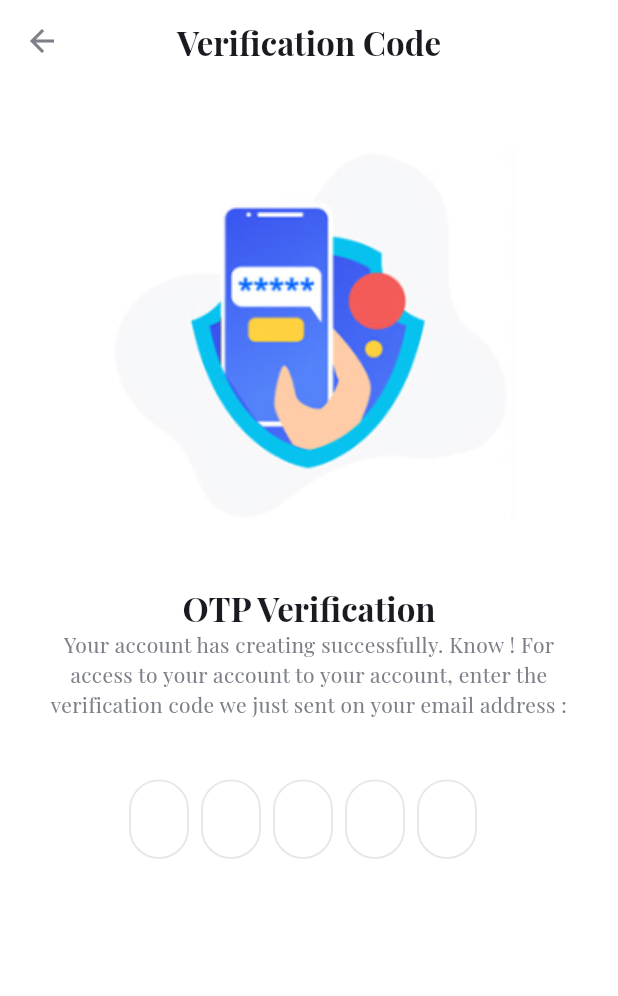
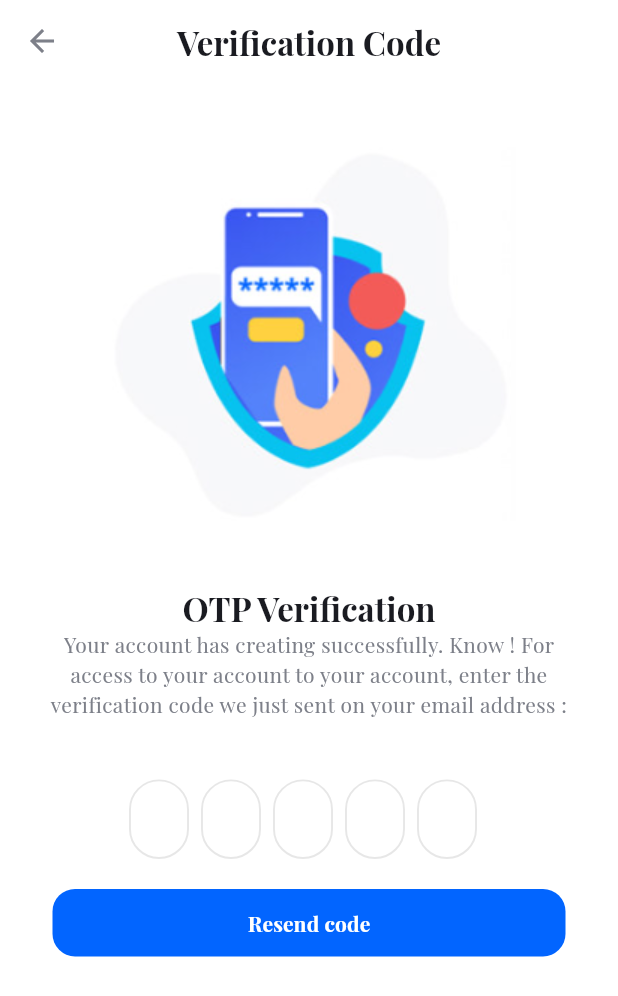
Before and after one commit to AhmedouSalem/rimzoneshop, a Flutter app: the VerifyCodeSignUp screen opened directly with empty values, on a phone screen of 412 x 824 dp. Shown: the top 996 px of the screen. Run offline on Flutter 3.47's test engine with Material 3 defaults, Android fonts, the phone set to English and light mode, and no system bars; drawn by our look-alikes of flutter_otp_text_field; our stand-ins replace animated_text_kit, cached_network_image, dartz, firebase_core, firebase_messaging, flutter_keyboard_visibility and 7 more; missing offline and left inert: flutter_ringtone_player; accounts and stored records are empty; project files that could hold a hidden picture were left out.

Commit message:
update flutter

```diff
--- a/lib/controller/auth/signin_controller.dart
+++ b/lib/controller/auth/signin_controller.dart
@@ -109,6 +109,7 @@ class SignInControllerImplement extends SignInController {
             Get.offAllNamed(AppRoutes.homeScreen);
           } else {
             Get.offAllNamed(AppRoutes.verifyCodeSignUp, arguments: {
+              "username": response["data"]["users_name"],
               "email": response["data"]["users_email"],
             });
           }
--- a/lib/controller/auth/signup_controller/verifycodesignup_controller.dart
+++ b/lib/controller/auth/signup_controller/verifycodesignup_controller.dart
@@ -12,6 +12,7 @@ abstract class VerifyCodeSignUpController extends GetxController {
 }
 
 class VerifyCodeSignUpControllerImplement extends VerifyCodeSignUpController {
+  late String username;
   late String email;
   VerifyCodeSignUpData verifyCodeSignUpData =
       VerifyCodeSignUpData(Get.find<Crud>());
@@ -50,8 +51,13 @@ class VerifyCodeSignUpControllerImplement extends VerifyCodeSignUpController {
     update();
   }
 
+  resendEmail() async {
+    await verifyCodeSignUpData.resendEmail(username, email);
+  }
+
   @override
   void onInit() {
+    username = Get.arguments["username"];
     email = Get.arguments["email"];
     super.onInit();
   }
--- a/lib/core/functions/checkinternet.dart
+++ b/lib/core/functions/checkinternet.dart
@@ -3,8 +3,8 @@ import 'dart:io';
 Future<bool> checkInternet() async {
   try {
     List<InternetAddress> internetAddress = await InternetAddress.lookup(
-        "172.20.10.3",
-        type: InternetAddressType.IPv4);
+      "google.com",
+    );
     if (internetAddress.isNotEmpty &&
         internetAddress[0].rawAddress.isNotEmpty) {
       return true;
--- a/lib/view/screen/auth/signin.dart
+++ b/lib/view/screen/auth/signin.dart
@@ -30,9 +30,9 @@ class SignIn extends StatelessWidget {
             key: signInControllerImplement.formState,
             child: Container(
               padding: const EdgeInsets.symmetric(horizontal: 15.0),
-              child: Column(
-                mainAxisAlignment: MainAxisAlignment.center,
-                mainAxisSize: MainAxisSize.max,
+              child: ListView(
+                // mainAxisAlignment: MainAxisAlignment.center,
+                // mainAxisSize: MainAxisSize.max,
                 children: [
                   // Dynamic Content
                   GetBuilder<SignInControllerImplement>(
--- a/lib/view/screen/auth/signup/verifycode_signup.dart
+++ b/lib/view/screen/auth/signup/verifycode_signup.dart
@@ -4,6 +4,7 @@ import 'package:rimzone_shop/controller/auth/signup_controller/verifycodesignup_
 import 'package:rimzone_shop/core/class/statusrequest.dart';
 import 'package:rimzone_shop/core/constant/appcolor.dart';
 import 'package:rimzone_shop/core/constant/appimageasset.dart';
+import 'package:rimzone_shop/view/widget/shared/customprimarybutton.dart';
 import 'package:rimzone_shop/view/widget/shared/customtitletext.dart';
 
 import 'package:rimzone_shop/view/widget/auth/custombodytext.dart';
@@ -52,6 +53,19 @@ class VerifyCodeSignUp extends StatelessWidget {
                             await controller.goToLogin(verificationCode);
                           },
                         ),
+                        CustomButtonPrimary(
+                          buttonColor: AppColor.primaryColor,
+                          textButton: "Resend code",
+                          textColor: AppColor.secondColor,
+                          margin: const EdgeInsets.symmetric(
+                            horizontal: 15.0,
+                            vertical: 20.0,
+                          ),
+                          isLoading: false,
+                          onPressed: () async {
+                            await controller.resendEmail();
+                          },
+                        ),
                       ],
                     ),
                   ),
```
Also changed, not shown: lib/controller/auth/forgetpassword/forgetpassword_controller.dart (+7 -2 lines), lib/controller/auth/forgetpassword/verifycode_controller.dart (+12 -5 lines), lib/controller/auth/signup_controller/createaccount_controller.dart (+8 -2 lines), lib/core/constant/apilinks.dart (+4 -3 lines), lib/data/datasource/remote/auth/forgetpassword/verifycode.dart (+9 -0 lines), lib/data/datasource/remote/auth/signin.dart (+9 -0 lines), lib/data/datasource/remote/auth/verifycode.dart (+9 -0 lines), lib/view/screen/auth/forgetpassword/verifycode.dart (+14 -0 lines), pubspec.lock.
